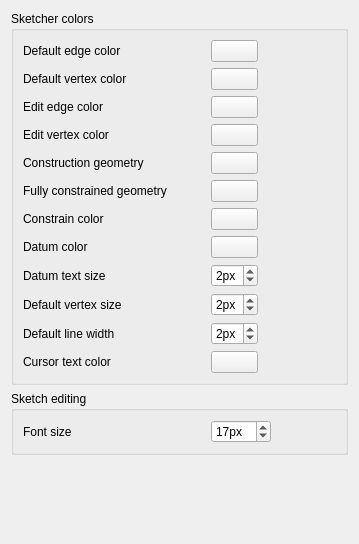
This is src/Mod/Sketcher/Gui/SketcherSettings.ui in berndhahnebach/All_FreeCAD as Qt 5 draws it before an edit. The edited form follows.
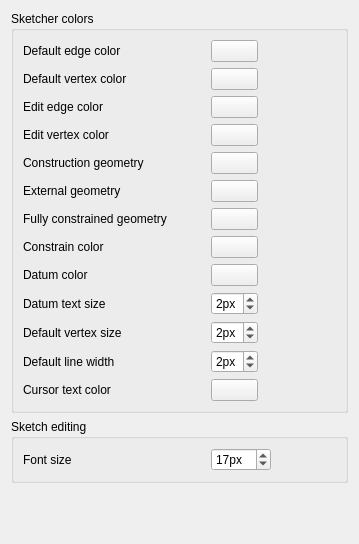
This is the edited form. Custom widgets are drawn as their Qt base class.

Commit message: + sketcher settings

Patch:
```diff
--- a/src/Mod/Sketcher/Gui/SketcherSettings.ui
+++ b/src/Mod/Sketcher/Gui/SketcherSettings.ui
@@ -188,6 +188,39 @@
          </widget>
         </item>
         <item row="5" column="0">
+         <widget class="QLabel" name="label_20">
+          <property name="minimumSize">
+           <size>
+            <width>182</width>
+            <height>0</height>
+           </size>
+          </property>
+          <property name="text">
+           <string>External geometry</string>
+          </property>
+         </widget>
+        </item>
+        <item row="5" column="1">
+         <widget class="Gui::PrefColorButton" name="ExternalColor">
+          <property name="toolTip">
+           <string>The color of external geometry in edit mode</string>
+          </property>
+          <property name="color">
+           <color>
+            <red>204</red>
+            <green>51</green>
+            <blue>115</blue>
+           </color>
+          </property>
+          <property name="prefEntry" stdset="0">
+           <cstring>ExternalColor</cstring>
+          </property>
+          <property name="prefPath" stdset="0">
+           <cstring>View</cstring>
+          </property>
+         </widget>
+        </item>
+        <item row="6" column="0">
          <widget class="QLabel" name="label_4">
           <property name="minimumSize">
            <size>
@@ -200,7 +233,7 @@
           </property>
          </widget>
         </item>
-        <item row="5" column="1">
+        <item row="6" column="1">
          <widget class="Gui::PrefColorButton" name="FullyConstrainedColor">
           <property name="toolTip">
            <string>The color of fully constrained geometry in edit mode</string>
@@ -220,7 +253,7 @@
           </property>
          </widget>
         </item>
-        <item row="6" column="0">
+        <item row="7" column="0">
          <widget class="QLabel" name="label_14">
           <property name="minimumSize">
            <size>
@@ -233,7 +266,7 @@
           </property>
          </widget>
         </item>
-        <item row="6" column="1">
+        <item row="7" column="1">
          <widget class="Gui::PrefColorButton" name="ConstrainedColor">
           <property name="toolTip">
            <string>The color of fully constrained geometry in edit mode</string>
@@ -253,7 +286,7 @@
           </property>
          </widget>
         </item>
-        <item row="7" column="0">
+        <item row="8" column="0">
          <widget class="QLabel" name="label_15">
           <property name="minimumSize">
            <size>
@@ -266,7 +299,7 @@
           </property>
          </widget>
         </item>
-        <item row="7" column="1">
+        <item row="8" column="1">
          <widget class="Gui::PrefColorButton" name="DatumColor">
           <property name="toolTip">
            <string>The color of fully constrained geometry in edit mode</string>
@@ -286,7 +319,7 @@
           </property>
          </widget>
         </item>
-        <item row="8" column="0">
+        <item row="9" column="0">
          <widget class="QLabel" name="label_16">
           <property name="minimumSize">
            <size>
@@ -299,7 +332,7 @@
           </property>
          </widget>
         </item>
-        <item row="8" column="1">
+        <item row="9" column="1">
          <widget class="Gui::PrefSpinBox" name="SketcherDatumWidth">
           <property name="toolTip">
            <string>The default line thickness for new shapes</string>
@@ -321,7 +354,7 @@
           </property>
          </widget>
         </item>
-        <item row="9" column="0">
+        <item row="10" column="0">
          <widget class="QLabel" name="label_12">
           <property name="minimumSize">
            <size>
@@ -334,7 +367,7 @@
           </property>
          </widget>
         </item>
-        <item row="9" column="1">
+        <item row="10" column="1">
          <widget class="Gui::PrefSpinBox" name="DefaultSketcherVertexWidth">
           <property name="toolTip">
            <string>The default line thickness for new shapes</string>
@@ -356,7 +389,7 @@
           </property>
          </widget>
         </item>
-        <item row="10" column="0">
+        <item row="11" column="0">
          <widget class="QLabel" name="label_13">
           <property name="minimumSize">
            <size>
@@ -369,7 +402,7 @@
           </property>
          </widget>
         </item>
-        <item row="10" column="1">
+        <item row="11" column="1">
          <widget class="Gui::PrefSpinBox" name="DefaultSketcherLineWidth">
           <property name="toolTip">
            <string>The default line thickness for new shapes</string>
@@ -391,7 +424,7 @@
           </property>
          </widget>
         </item>
-        <item row="11" column="0">
+        <item row="12" column="0">
          <widget class="QLabel" name="label_5">
           <property name="minimumSize">
            <size>
@@ -404,7 +437,7 @@
           </property>
          </widget>
         </item>
-        <item row="11" column="1">
+        <item row="12" column="1">
          <widget class="Gui::PrefColorButton" name="CursorTextColor">
           <property name="color">
            <color>
```
Left out of the diff: 12 changed lines with no effect on the pictures. The commit also changes 2 other files.
